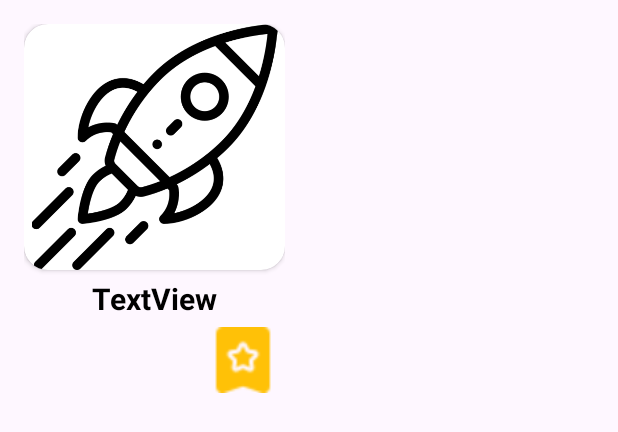
After one commit to ayberktmn/SpaceX, an Android app built with Jetpack Compose: the layout item_rocketfav.xml on its own in the app's theme, with its tools: preview values and no code run, on a phone screen of 412 x 824 dp. The commit adds this screen. Shown: the top 432 px of the screen. Run offline under Robolectric (Android 15) with nearby library versions, the phone set to English and light mode, and no system bars.

Commit message:
roomdb getall added

```diff
--- a/app/src/main/java/com/ayberk/spacex/data/models/rockets/FavoriteRockets.kt
+++ b/app/src/main/java/com/ayberk/spacex/data/models/rockets/FavoriteRockets.kt
@@ -6,9 +6,14 @@ import androidx.room.PrimaryKey
 
 @Entity(tableName = "rocket_items")
 data class FavoriteRockets(
+
     @PrimaryKey(autoGenerate = true)
     @ColumnInfo(name = "id")
     val id: Int = 0,
+
+    @ColumnInfo(name = "image")
+    val image: String?,
+
     @ColumnInfo(name = "name")
     val name: String?,
 )
--- a/app/src/main/java/com/ayberk/spacex/di/SpaceXapp.kt
+++ b/app/src/main/java/com/ayberk/spacex/di/SpaceXapp.kt
@@ -1,6 +1,10 @@
 package com.ayberk.spacex.di
 
 import android.app.Application
+import androidx.room.Room
+import androidx.room.migration.Migration
+import androidx.sqlite.db.SupportSQLiteDatabase
+import com.ayberk.spacex.data.models.rockets.FavoriteRockets
 import dagger.hilt.android.HiltAndroidApp
 
 @HiltAndroidApp
--- a/app/src/main/java/com/ayberk/spacex/presentation/adapter/RocketAdapter.kt
+++ b/app/src/main/java/com/ayberk/spacex/presentation/adapter/RocketAdapter.kt
@@ -50,8 +50,10 @@ class RocketAdapter(
 
                 binding.imgFavorite.setOnClickListener {
                     val id = rocket.id.toIntOrNull() ?: 0 // Varsayılan bir değer atayın
-                    println("Tıklandı : $id")
-                    event(RocketEvent.UpsertDeleteArticle(FavoriteRockets(id, rocket.name)))
+                    val imageUrl = rocket.links?.patch?.large
+                    val name = rocket.name
+                    event(RocketEvent.UpsertDeleteRocket(FavoriteRockets(id, imageUrl, name)))
+                    println("tıklandı")
                 }
             }
         }
--- a/app/src/main/java/com/ayberk/spacex/presentation/ui/HomeFragment.kt
+++ b/app/src/main/java/com/ayberk/spacex/presentation/ui/HomeFragment.kt
@@ -39,6 +39,7 @@ class HomeFragment : Fragment() {
                     when (newIndex) {
                         0 -> navigateToFragment(R.id.rocketsFragment)
                         1 -> navigateToFragment(R.id.crewFragment)
+                        2 -> navigateToFragment(R.id.favoriteFragment)
                     }
                     Log.d("bottom_bar", "Selected index: $newIndex, title: ${newTab.title}")
                 }
--- a/app/src/main/java/com/ayberk/spacex/presentation/ui/RocketEvent.kt
+++ b/app/src/main/java/com/ayberk/spacex/presentation/ui/RocketEvent.kt
@@ -3,5 +3,7 @@ package com.ayberk.spacex.presentation.ui
 import com.ayberk.spacex.data.models.rockets.FavoriteRockets
 
 sealed class RocketEvent {
-    data class UpsertDeleteArticle(val rocket: FavoriteRockets) : RocketEvent()
+    data class UpsertDeleteRocket(val rocket: FavoriteRockets) : RocketEvent()
+
+
 }
--- a/app/src/main/java/com/ayberk/spacex/presentation/viewmodel/RocketViewModel.kt
+++ b/app/src/main/java/com/ayberk/spacex/presentation/viewmodel/RocketViewModel.kt
@@ -58,11 +58,13 @@ class RocketViewModel @Inject constructor(private val repository: RetrofitReposi
 
     fun onEvent(event: RocketEvent) {
         when (event) {
-            is RocketEvent.UpsertDeleteArticle -> {
+            is RocketEvent.UpsertDeleteRocket -> {
                 viewModelScope.launch {
                     upsertRockets(event.rocket)
                 }
             }
+
+            else -> {}
         }
     }
 }
--- /dev/null
+++ b/app/src/main/res/layout/item_rocketfav.xml
@@ -0,0 +1,57 @@
+<?xml version="1.0" encoding="utf-8"?>
+<androidx.constraintlayout.widget.ConstraintLayout xmlns:android="http://schemas.android.com/apk/res/android"
+    xmlns:app="http://schemas.android.com/apk/res-auto"
+    xmlns:tools="http://schemas.android.com/tools"
+    android:layout_width="wrap_content"
+    android:layout_height="wrap_content">
+
+    <LinearLayout
+        android:id="@+id/linearRocket"
+        android:layout_width="wrap_content"
+        android:layout_height="wrap_content"
+        android:layout_marginStart="16dp"
+        android:layout_marginTop="16dp"
+        android:layout_marginEnd="16dp"
+        android:gravity="center"
+        android:orientation="vertical"
+        app:layout_constraintEnd_toEndOf="parent"
+        app:layout_constraintStart_toStartOf="parent"
+        app:layout_constraintTop_toTopOf="parent">
+
+        <androidx.cardview.widget.CardView
+            android:id="@+id/cardrocketfav"
+            android:layout_width="174dp"
+            android:layout_height="164dp"
+            app:cardCornerRadius="16dp">
+
+            <ImageView
+                android:id="@+id/imgrocketfav"
+                android:layout_width="match_parent"
+                android:layout_height="match_parent"
+                app:srcCompat="@drawable/rocket" />
+
+        </androidx.cardview.widget.CardView>
+
+        <TextView
+            android:id="@+id/txtrocketfav"
+            android:layout_width="wrap_content"
+            android:layout_height="wrap_content"
+            android:gravity="center"
+            android:paddingTop="5dp"
+            android:text="TextView"
+            android:textColor="@color/black"
+            android:textSize="20sp"
+            android:textStyle="bold" />
+
+        <ImageView
+            android:id="@+id/imgMark"
+            android:layout_width="56dp"
+            android:layout_height="49dp"
+            android:paddingTop="5dp"
+            android:layout_gravity="right"
+            android:src="@drawable/mark" />
+
+
+    </LinearLayout>
+
+</androidx.constraintlayout.widget.ConstraintLayout>
--- a/app/src/main/res/menu/menu.xml
+++ b/app/src/main/res/menu/menu.xml
@@ -9,4 +9,8 @@
         android:id="@+id/astronaut"
         android:icon="@drawable/astronaut"
         android:title="@string/menuCrew" />
+    <item
+        android:id="@+id/favorite"
+        android:icon="@drawable/favorite"
+        android:title="@string/menufavorite" />
 </menu>
--- a/app/src/main/res/values/strings.xml
+++ b/app/src/main/res/values/strings.xml
@@ -5,8 +5,11 @@
 
     <string name="menuRockets">Rokets</string>
     <string name="menuCrew">Crew</string>
+    <string name="menufavorite">Favorite</string>
 
     <string name="toolbarText">Dragons</string>
 
+    <string name="favoritetoolbarText">Favorite Rockets</string>
 
-    </resources>
+
+</resources>
```
Also changed, not shown: app/src/main/java/com/ayberk/spacex/data/retrofit/RetrofitRepository.kt (+17 -7 lines), app/src/main/java/com/ayberk/spacex/presentation/adapter/RocketFavoriteAdapter.kt (added, +56 -0 lines), app/src/main/java/com/ayberk/spacex/presentation/ui/FavoriteFragment.kt (added, +71 -0 lines), app/src/main/java/com/ayberk/spacex/presentation/viewmodel/viewmodelfav.kt (added, +36 -0 lines), app/src/main/res/layout/fragment_favorite.xml (added, +50 -0 lines), app/src/main/res/navigation/home_nav.xml (+8 -0 lines), app/src/main/java/com/ayberk/spacex/usecase/UpsertRocket.kt (line endings or trailing spaces), app/src/main/res/drawable/mark.png (added).
